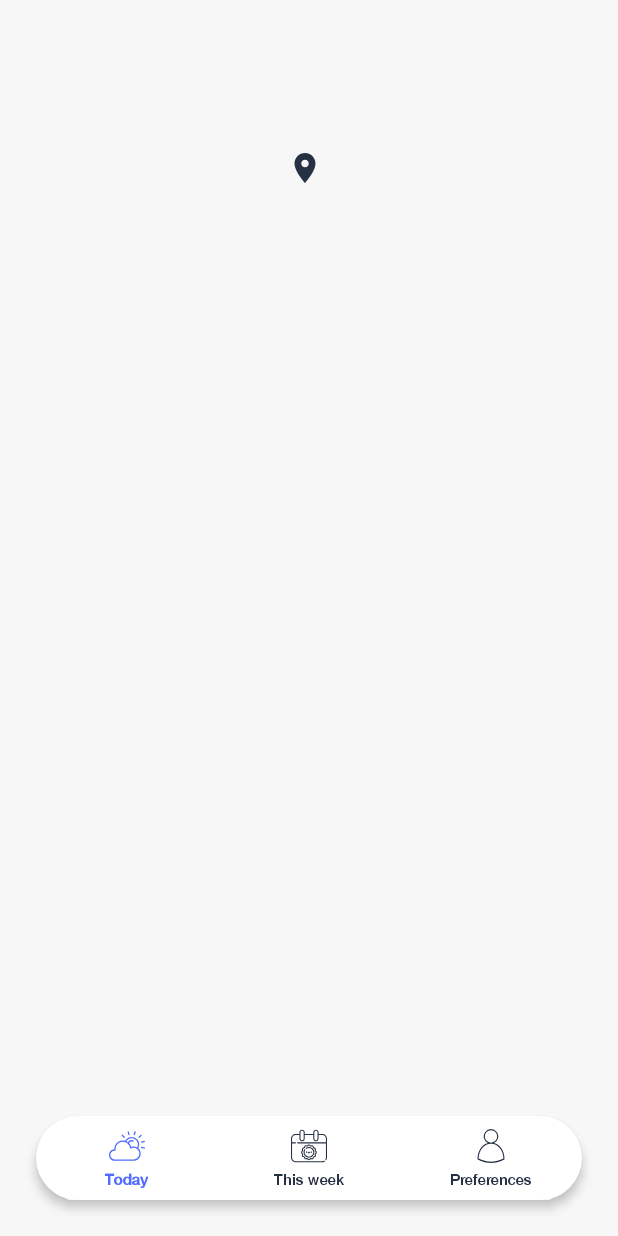
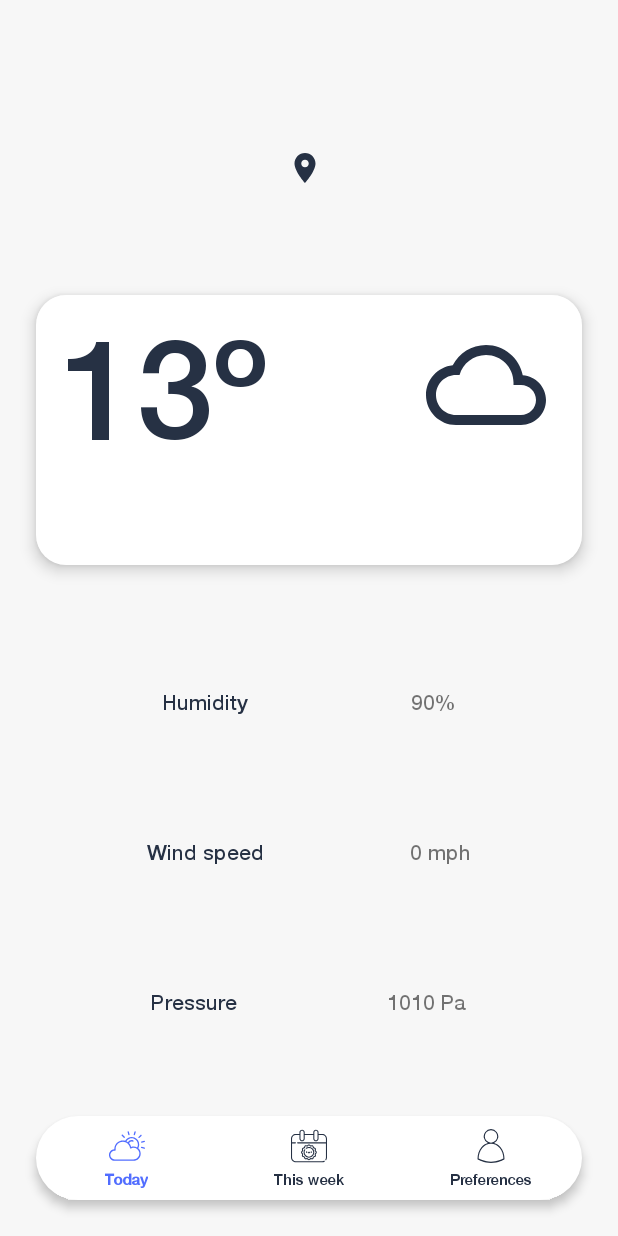
Before and after one commit to fabirt/weather-forecast-app, an Android app: the screen it shows after launch (MainActivity), on a phone screen of 412 x 824 dp. Run offline under Robolectric (Android 15) with nearby library versions, the phone set to English and light mode, and no system bars; our stand-ins replace Room's generated code, data binding, navigation-ui; libraries missing offline, so code that uses them is left out: com.jakewharton.retrofit2; 3 statements that could not run were skipped.

Commit message:
Updating layouts

```diff
--- a/android/app/src/main/java/com/fabirt/weatherforecast/data/repository/WeatherRepositoryImpl.kt
+++ b/android/app/src/main/java/com/fabirt/weatherforecast/data/repository/WeatherRepositoryImpl.kt
@@ -15,6 +15,7 @@ import kotlinx.coroutines.withContext
 import org.threeten.bp.LocalDate
 import org.threeten.bp.format.DateTimeFormatter
 import java.lang.Exception
+import java.util.*
 
 class WeatherRepositoryImpl(
     private val weatherService: WeatherApiService,
@@ -26,7 +27,7 @@ class WeatherRepositoryImpl(
     override val currentLocation =
         Transformations.map(weatherDao.getCurrentWeatherLocation()) { location ->
             location?.let {
-                val formatter = DateTimeFormatter.ofPattern("EEE dd MMMM yyyy")
+                val formatter = DateTimeFormatter.ofPattern("EEE dd MMMM yyyy", Locale.ENGLISH)
                 val date = LocalDate.ofEpochDay(location.localtimeEpoch / 86400000L)
                 location.copy(localtime = date.format(formatter))
             }
--- a/android/app/src/main/java/com/fabirt/weatherforecast/presentation/weather/WeatherFragment.kt
+++ b/android/app/src/main/java/com/fabirt/weatherforecast/presentation/weather/WeatherFragment.kt
@@ -38,6 +38,10 @@ class WeatherFragment : Fragment() {
         viewModel.currentWeather.observe(viewLifecycleOwner, Observer { weather ->
             weather?.let {
                 binding.weather = weather
+                binding.humidityText.text = "${weather.humidity}%"
+                binding.pressureText.text = "${weather.pressure} Pa"
+                binding.windSpeedText.text = "${weather.windSpeed} mph"
+                binding.weatherText.text = "${weather.temperature}º"
             }
         })
 
--- /dev/null
+++ b/android/app/src/main/res/drawable/ic_cloud_queue_dark.xml
@@ -0,0 +1,5 @@
+<vector android:height="24dp" android:tint="#263144"
+    android:viewportHeight="24.0" android:viewportWidth="24.0"
+    android:width="24dp" xmlns:android="http://schemas.android.com/apk/res/android">
+    <path android:fillColor="#FF000000" android:pathData="M19.35,10.04C18.67,6.59 15.64,4 12,4 9.11,4 6.6,5.64 5.35,8.04 2.34,8.36 0,10.91 0,14c0,3.31 2.69,6 6,6h13c2.76,0 5,-2.24 5,-5 0,-2.64 -2.05,-4.78 -4.65,-4.96zM19,18H6c-2.21,0 -4,-1.79 -4,-4s1.79,-4 4,-4h0.71C7.37,7.69 9.48,6 12,6c3.04,0 5.5,2.46 5.5,5.5v0.5H19c1.66,0 3,1.34 3,3s-1.34,3 -3,3z"/>
+</vector>
--- /dev/null
+++ b/android/app/src/main/res/drawable/weather_card_background.xml
@@ -0,0 +1,5 @@
+<?xml version="1.0" encoding="utf-8"?>
+<shape xmlns:android="http://schemas.android.com/apk/res/android">
+    <solid android:color="@color/colorSurface" />
+    <corners android:radius="20dp" />
+</shape>
--- a/android/app/src/main/res/layout/fragment_weather.xml
+++ b/android/app/src/main/res/layout/fragment_weather.xml
@@ -2,14 +2,18 @@
 <layout xmlns:android="http://schemas.android.com/apk/res/android"
     xmlns:app="http://schemas.android.com/apk/res-auto"
     xmlns:tools="http://schemas.android.com/tools">
+
     <data>
+
         <variable
             name="weather"
             type="com.fabirt.weatherforecast.data.models.CurrentWeather" />
+
         <variable
             name="location"
             type="com.fabirt.weatherforecast.data.models.WeatherLocation" />
     </data>
+
     <androidx.constraintlayout.widget.ConstraintLayout
         android:layout_width="match_parent"
         android:layout_height="match_parent"
@@ -29,17 +33,133 @@
             android:textSize="18sp"
             app:layout_constraintEnd_toEndOf="parent"
             app:layout_constraintStart_toStartOf="parent"
-            app:layout_constraintTop_toTopOf="parent" />
+            app:layout_constraintTop_toTopOf="parent"
+            tools:text="New York" />
 
         <TextView
             android:id="@+id/dateTimeText"
             android:layout_width="wrap_content"
             android:layout_height="wrap_content"
             android:layout_marginTop="24dp"
+            android:fontFamily="@font/helvetica_neue_medium"
             android:text="@{location.localtime}"
             app:layout_constraintEnd_toEndOf="parent"
             app:layout_constraintStart_toStartOf="parent"
-            app:layout_constraintTop_toBottomOf="@+id/locationText" />
+            app:layout_constraintTop_toBottomOf="@+id/locationText"
+            tools:text="Sun 08 March 2019" />
+
+        <androidx.constraintlayout.widget.ConstraintLayout
+            android:id="@+id/weatherCardLayout"
+            android:layout_width="match_parent"
+            android:layout_height="180dp"
+            android:layout_marginStart="24dp"
+            android:layout_marginTop="32dp"
+            android:layout_marginEnd="24dp"
+            android:background="@drawable/weather_card_background"
+            android:elevation="6dp"
+            app:layout_constraintEnd_toEndOf="parent"
+            app:layout_constraintStart_toStartOf="parent"
+            app:layout_constraintTop_toBottomOf="@+id/dateTimeText">
+
+            <TextView
+                android:id="@+id/weatherText"
+                android:layout_width="wrap_content"
+                android:layout_height="wrap_content"
+                android:layout_marginStart="16dp"
+                android:layout_marginTop="8dp"
+                android:fontFamily="@font/helvetica_neue_medium"
+                android:text="20º"
+                android:textColor="@color/colorPrimaryDark"
+                android:textSize="92sp"
+                app:layout_constraintStart_toStartOf="parent"
+                app:layout_constraintTop_toTopOf="parent" />
+
+            <ImageView
+                android:id="@+id/weatherIndicatorImage"
+                android:layout_width="80dp"
+                android:layout_height="80dp"
+                android:layout_marginTop="20dp"
+                android:layout_marginEnd="24dp"
+                android:src="@drawable/ic_cloud_queue_dark"
+                app:layout_constraintEnd_toEndOf="parent"
+                app:layout_constraintTop_toTopOf="parent" />
+        </androidx.constraintlayout.widget.ConstraintLayout>
+
+        <TextView
+            android:id="@+id/humidityText"
+            android:layout_width="wrap_content"
+            android:layout_height="wrap_content"
+            android:fontFamily="@font/helvetica_neue_medium"
+            app:layout_constraintBottom_toBottomOf="@+id/humidityLabel"
+            app:layout_constraintEnd_toEndOf="parent"
+            app:layout_constraintHorizontal_bias="0.5"
+            app:layout_constraintStart_toEndOf="@+id/humidityLabel"
+            app:layout_constraintTop_toTopOf="@+id/humidityLabel"
+            tools:text="65%" />
+
+        <TextView
+            android:id="@+id/humidityLabel"
+            android:layout_width="wrap_content"
+            android:layout_height="wrap_content"
+            android:fontFamily="@font/helvetica_neue_medium"
+            android:text="Humidity"
+            android:textColor="@color/colorPrimaryDark"
+            app:layout_constraintBottom_toTopOf="@+id/windSpeedLabel"
+            app:layout_constraintEnd_toStartOf="@+id/humidityText"
+            app:layout_constraintHorizontal_bias="0.5"
+            app:layout_constraintStart_toStartOf="parent"
+            app:layout_constraintTop_toBottomOf="@+id/weatherCardLayout" />
+
+        <TextView
+            android:id="@+id/windSpeedLabel"
+            android:layout_width="wrap_content"
+            android:layout_height="wrap_content"
+            android:fontFamily="@font/helvetica_neue_medium"
+            android:text="Wind speed"
+            android:textColor="@color/colorPrimaryDark"
+            app:layout_constraintBottom_toTopOf="@+id/pressureLabel"
+            app:layout_constraintEnd_toStartOf="@+id/windSpeedText"
+            app:layout_constraintHorizontal_bias="0.5"
+            app:layout_constraintStart_toStartOf="parent"
+            app:layout_constraintTop_toBottomOf="@+id/humidityLabel" />
+
+        <TextView
+            android:id="@+id/windSpeedText"
+            android:layout_width="wrap_content"
+            android:layout_height="wrap_content"
+            android:fontFamily="@font/helvetica_neue_medium"
+            app:layout_constraintBottom_toBottomOf="@+id/windSpeedLabel"
+            app:layout_constraintEnd_toEndOf="parent"
+            app:layout_constraintHorizontal_bias="0.5"
+            app:layout_constraintStart_toEndOf="@+id/windSpeedLabel"
+            app:layout_constraintTop_toTopOf="@+id/windSpeedLabel"
+            tools:text="5.69 mph" />
+
+        <TextView
+            android:id="@+id/pressureLabel"
+            android:layout_width="wrap_content"
+            android:layout_height="wrap_content"
+            android:layout_marginBottom="64dp"
+            android:fontFamily="@font/helvetica_neue_medium"
+            android:text="Pressure"
+            android:textColor="@color/colorPrimaryDark"
+            app:layout_constraintBottom_toBottomOf="parent"
+            app:layout_constraintEnd_toStartOf="@+id/pressureText"
+            app:layout_constraintHorizontal_bias="0.5"
+            app:layout_constraintStart_toStartOf="parent"
+            app:layout_constraintTop_toBottomOf="@+id/windSpeedLabel" />
+
+        <TextView
+            android:id="@+id/pressureText"
+            android:layout_width="wrap_content"
+            android:layout_height="wrap_content"
+            android:fontFamily="@font/helvetica_neue_medium"
+            app:layout_constraintBottom_toBottomOf="@+id/pressureLabel"
+            app:layout_constraintEnd_toEndOf="parent"
+            app:layout_constraintHorizontal_bias="0.5"
+            app:layout_constraintStart_toEndOf="@+id/pressureLabel"
+            app:layout_constraintTop_toTopOf="@+id/pressureLabel"
+            tools:text="1023 Pa" />
 
     </androidx.constraintlayout.widget.ConstraintLayout>
 </layout>
```
